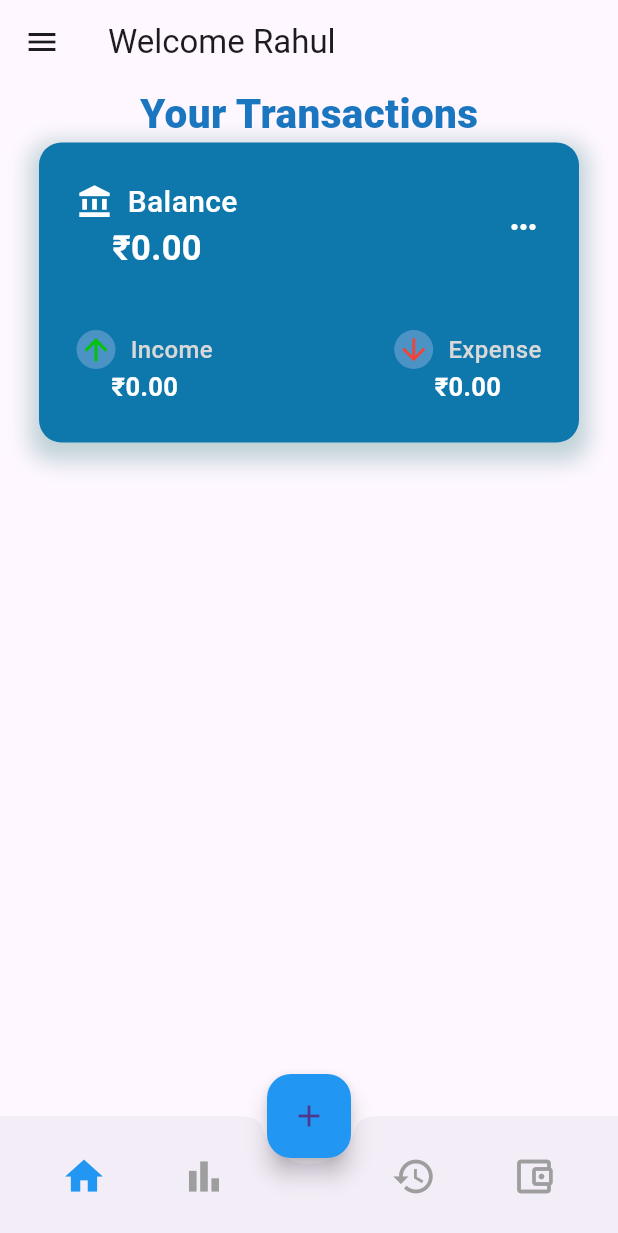
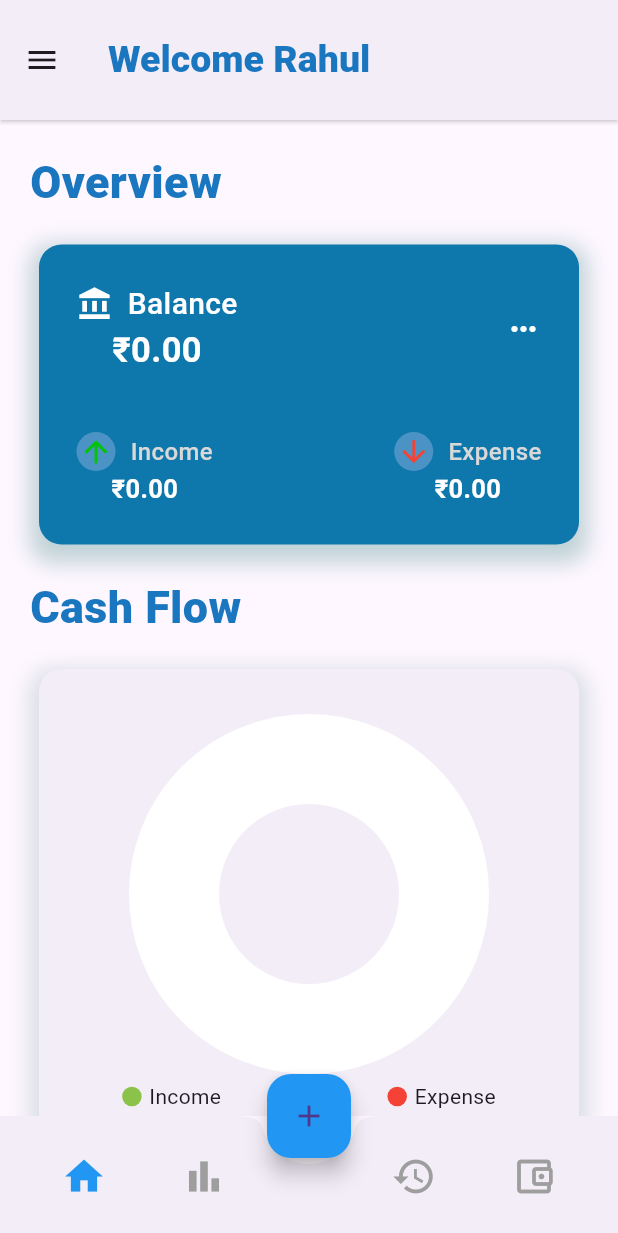
Before and after one commit to rahulpalanivel/Wealthify, a Flutter app: the Main screen opened directly, on a phone screen of 412 x 824 dp. Shown: the top 1233 px of the screen. Run offline on Flutter 3.47's test engine with Material 3 defaults, Android fonts, the phone set to English and light mode, and no system bars; drawn by our look-alikes of fl_chart; our stand-ins replace file_picker, hive, percent_indicator; missing offline and left inert: excel; accounts and stored records are empty.

Commit message:
updated UI

```diff
--- a/lib/view/pages/home-screen.dart
+++ b/lib/view/pages/home-screen.dart
@@ -1,25 +1,58 @@
-import 'package:app/view/widgets/sidebar.dart';
+// ignore_for_file: file_names, prefer_const_constructors, prefer_const_literals_to_create_immutables
+
+import 'package:app/view/widgets/Flow.dart';
+import 'package:app/view/widgets/card.dart';
 import 'package:flutter/material.dart';
 
-class HomeScreen extends StatefulWidget {
-  const HomeScreen({super.key});
+class Home extends StatefulWidget {
+  const Home({super.key});
 
   @override
-  State<HomeScreen> createState() => _HomeScreenState();
+  State<Home> createState() => _HomeState();
 }
 
-class _HomeScreenState extends State<HomeScreen> {
-  int _selectedIndex = 0;
-
+class _HomeState extends State<Home> {
   @override
   Widget build(BuildContext context) {
-    return DefaultTabController(
-      length: 3,
-      initialIndex: _selectedIndex,
-      child: Scaffold(
-        drawer: Sidebar(),
-        appBar: AppBar(
-          title: const Text('Welcome Rahul'),
+    return Scaffold(
+      body: SafeArea(
+        child: SingleChildScrollView(
+          child: Column(
+            mainAxisAlignment: MainAxisAlignment.spaceEvenly,
+            children: [
+              Padding(
+                padding: const EdgeInsets.all(20.0),
+                child: Align(
+                  alignment: Alignment.topLeft,
+                  child: Text(
+                    "Overview",
+                    style: TextStyle(
+                      fontWeight: FontWeight.w800,
+                      fontSize: 30,
+                      color: const Color.fromARGB(255, 27, 118, 192),
+                    ),
+                  ),
+                ),
+              ),
+              Center(child: CCard()),
+              Padding(
+                padding: const EdgeInsets.all(20.0),
+                child: Align(
+                  alignment: Alignment.topLeft,
+                  child: Text(
+                    "Cash Flow",
+                    style: TextStyle(
+                      fontWeight: FontWeight.w800,
+                      fontSize: 30,
+                      color: const Color.fromARGB(255, 27, 118, 192),
+                    ),
+                  ),
+                ),
+              ),
+              Center(child: FLow()),
+              SizedBox(height: 30)
+            ],
+          ),
         ),
       ),
     );
--- a/lib/view/widgets/mainScreen.dart
+++ b/lib/view/pages/mainScreen.dart
@@ -1,29 +1,54 @@
+// ignore_for_file: non_constant_identifier_names
+
 import 'package:app/view/pages/Budget-tab.dart';
 import 'package:app/view/pages/Summary-tab.dart';
 import 'package:app/view/pages/Transactions-tab.dart';
-import 'package:app/view/pages/new-home-screen.dart';
+import 'package:app/view/pages/home-screen.dart';
 import 'package:app/view/widgets/addBox.dart';
 import 'package:app/view/widgets/sidebar.dart';
 import 'package:flutter/material.dart';
 
 class Main extends StatefulWidget {
-  const Main({Key? key}) : super(key: key);
+  const Main({super.key});
 
   @override
   State<Main> createState() => _MainState();
 }
 
 class _MainState extends State<Main> {
-  int index_color = 0;
-  List Screen = [Home(), SummaryTab(), TransactionTab(), BudgetTab()];
+  int index = 0;
+  List Screen = [
+    const Home(),
+    SummaryTab(),
+    const TransactionTab(),
+    const BudgetTab()
+  ];
+  List Titles = [
+    "Welcome Rahul",
+    "Transaction Overview",
+    "Transaction Records",
+    "Budgets"
+  ];
   @override
   Widget build(BuildContext context) {
     return Scaffold(
-      drawer: Sidebar(),
+      drawer: const Sidebar(),
       appBar: AppBar(
-        title: const Text('Welcome Rahul'),
+        backgroundColor: const Color.fromARGB(255, 243, 237, 247),
+        shadowColor: const Color.fromARGB(255, 243, 237, 247),
+        elevation: 1,
+        scrolledUnderElevation: 1,
+        surfaceTintColor: const Color.fromARGB(255, 243, 237, 247),
+        toolbarHeight: 80,
+        title: Text(
+          Titles[index],
+          style: const TextStyle(
+              fontSize: 25,
+              fontWeight: FontWeight.w800,
+              color: Color.fromARGB(255, 27, 118, 192)),
+        ),
       ),
-      body: Screen[index_color],
+      body: Screen[index],
       floatingActionButton: FloatingActionButton(
         onPressed: () {
           showDialog(
@@ -32,12 +57,12 @@ class _MainState extends State<Main> {
                 return Addbox();
               });
         },
-        child: Icon(Icons.add),
-        backgroundColor: Color.fromARGB(255, 33, 150, 243),
+        backgroundColor: const Color.fromARGB(255, 33, 150, 243),
+        child: const Icon(Icons.add),
       ),
       floatingActionButtonLocation: FloatingActionButtonLocation.centerDocked,
       bottomNavigationBar: BottomAppBar(
-        shape: CircularNotchedRectangle(),
+        shape: const CircularNotchedRectangle(),
         child: Padding(
           padding: const EdgeInsets.only(top: 7.5, bottom: 7.5),
           child: Row(
@@ -46,57 +71,57 @@ class _MainState extends State<Main> {
               GestureDetector(
                 onTap: () {
                   setState(() {
-                    index_color = 0;
+                    index = 0;
                   });
                 },
                 child: Icon(
                   Icons.home,
                   size: 30,
-                  color: index_color == 0
-                      ? Color.fromARGB(255, 33, 150, 243)
+                  color: index == 0
+                      ? const Color.fromARGB(255, 33, 150, 243)
                       : Colors.grey,
                 ),
               ),
               GestureDetector(
                 onTap: () {
                   setState(() {
-                    index_color = 1;
+                    index = 1;
                   });
                 },
                 child: Icon(
                   Icons.bar_chart_outlined,
                   size: 30,
-                  color: index_color == 1
-                      ? Color.fromARGB(255, 33, 150, 243)
+                  color: index == 1
+                      ? const Color.fromARGB(255, 33, 150, 243)
                       : Colors.grey,
                 ),
               ),
-              SizedBox(width: 10),
+              const SizedBox(width: 10),
               GestureDetector(
                 onTap: () {
                   setState(() {
-                    index_color = 2;
+                    index = 2;
                   });
                 },
                 child: Icon(
                   Icons.history_outlined,
                   size: 30,
-                  color: index_color == 2
-                      ? Color.fromARGB(255, 33, 150, 243)
+                  color: index == 2
+                      ? const Color.fromARGB(255, 33, 150, 243)
                       : Colors.grey,
                 ),
               ),
               GestureDetector(
                 onTap: () {
                   setState(() {
-                    index_color = 3;
+                    index = 3;
                   });
                 },
                 child: Icon(
                   Icons.account_balance_wallet_outlined,
                   size: 30,
-                  color: index_color == 3
-                      ? Color.fromARGB(255, 33, 150, 243)
+                  color: index == 3
+                      ? const Color.fromARGB(255, 33, 150, 243)
                       : Colors.grey,
                 ),
               ),
--- a/lib/view/pages/new-home-screen.dart
+++ /dev/null
@@ -1,39 +0,0 @@
-// ignore_for_file: file_names, prefer_const_constructors, prefer_const_literals_to_create_immutables
-
-import 'package:app/view/widgets/card.dart';
-import 'package:flutter/material.dart';
-
-class Home extends StatefulWidget {
-  const Home({super.key});
-
-  @override
-  State<Home> createState() => _HomeState();
-}
-
-class _HomeState extends State<Home> {
-  @override
-  Widget build(BuildContext context) {
-    return Scaffold(
-      body: SafeArea(
-        child: SingleChildScrollView(
-          child: Center(
-            child: Column(
-              mainAxisAlignment: MainAxisAlignment.spaceEvenly,
-              children: [
-                Text(
-                  "Your Transactions",
-                  style: TextStyle(
-                    fontWeight: FontWeight.w800,
-                    fontSize: 27,
-                    color: const Color.fromARGB(255, 27, 118, 192),
-                  ),
-                ),
-                CCard()
-              ],
-            ),
-          ),
-        ),
-      ),
-    );
-  }
-}
--- a/lib/view/pages/start-screen.dart
+++ b/lib/view/pages/start-screen.dart
@@ -1,4 +1,4 @@
-import 'package:app/view/widgets/mainScreen.dart';
+import 'package:app/view/pages/mainScreen.dart';
 import 'package:flutter/material.dart';
 
 class StartScreen extends StatelessWidget {
--- a/lib/view/provider/summaryProvider.dart
+++ b/lib/view/provider/summaryProvider.dart
@@ -28,6 +28,7 @@ class summaryProvider extends ChangeNotifier {
 
   List<Finance> transactionRecords = dbrepository.getRecords();
   List<Budget> budgetRecords = dbrepository.getBudgets();
+  List<String> yearList = repository.getYearList(dbrepository.getRecords());
 
   void defaultValues(int month, int year) {
     List<Finance> records = [];
@@ -73,6 +74,8 @@ class summaryProvider extends ChangeNotifier {
     Others = repository.getAmountByCategory(records, "Others");
 
     transactionRecords = records;
+
+    yearList = repository.getYearList(dbrepository.getRecords());
   }
 
   void updateValues(int month, int year) {
@@ -82,6 +85,7 @@ class summaryProvider extends ChangeNotifier {
 
   void updateRecords() {
     transactionRecords = dbrepository.getRecords();
+    yearList = repository.getYearList(dbrepository.getRecords());
     notifyListeners();
   }
 
--- /dev/null
+++ b/lib/view/widgets/Flow.dart
@@ -0,0 +1,129 @@
+import 'package:app/view/provider/summaryProvider.dart';
+import 'package:fl_chart/fl_chart.dart';
+import 'package:flutter/material.dart';
+import 'package:provider/provider.dart';
+
+class FLow extends StatelessWidget {
+  const FLow({super.key});
+
+  @override
+  Widget build(BuildContext context) {
+    return Consumer<summaryProvider>(builder: (context, provider, child) {
+      provider.defaultValues(0, 0);
+      double incoming = provider.incoming.roundToDouble();
+      double outgoing = provider.outgoing.roundToDouble() * -1;
+      return Container(
+        height: 320,
+        width: 360,
+        decoration: BoxDecoration(
+          boxShadow: const [
+            BoxShadow(
+              color: Color.fromRGBO(124, 161, 159, 0.294),
+              offset: Offset(0, 6),
+              blurRadius: 12,
+              spreadRadius: 6,
+            ),
+          ],
+          color: const Color.fromARGB(255, 243, 237, 247),
+          borderRadius: BorderRadius.circular(15),
+        ),
+        child: Center(
+          child: Column(
+            mainAxisAlignment: MainAxisAlignment.center,
+            children: [
+              SizedBox(
+                height: 250,
+                child: PieChart(
+                  checkVal(incoming, outgoing)
+                      ? PieChartData(
+                          sections: [
+                              PieChartSectionData(
+                                  value:
+                                      ((incoming / (incoming + outgoing)) * 100)
+                                          .roundToDouble(),
+                                  color: Colors.lightGreen,
+                                  radius: 70,
+                                  title:
+                                      "${((incoming / (incoming + outgoing)) * 100).roundToDouble()}"
+                                      "%",
+                                  titleStyle: const TextStyle(
+                                      color: Colors.white,
+                                      fontSize: 20,
+                                      fontWeight: FontWeight.w600)),
+                              PieChartSectionData(
+                                  value:
+                                      ((outgoing / (incoming + outgoing)) * 100)
+                                          .roundToDouble(),
+                                  //color: const Color.fromARGB(255, 235, 40, 26),
+                                  color: Colors.red,
+                                  radius: 70,
+                                  title:
+                                      "${((outgoing / (incoming + outgoing)) * 100).roundToDouble()}"
+                                      "%",
+                                  titleStyle: const TextStyle(
+                                      color: Colors.white,
+                                      fontSize: 20,
+                                      fontWeight: FontWeight.w600)),
+                            ],
+                          sectionsSpace: 0,
+                          centerSpaceRadius: 40,
+                          startDegreeOffset: 90)
+                      : PieChartData(sections: [
+                          PieChartSectionData(
+                            value: 100,
+                            color: Colors.white,
+                            showTitle: false,
+                            radius: 60,
+                          )
+                        ], sectionsSpace: 0, centerSpaceRadius: 60),
+                ),
+              ),
+              Center(
+                child: Row(
+                  mainAxisAlignment: MainAxisAlignment.spaceAround,
+                  children: [
+                    Row(
+                      children: [
+                        Container(
+                          height: 13,
+                          width: 13,
+                          decoration: BoxDecoration(
+                            borderRadius: BorderRadius.circular(15),
+                            color: Colors.lightGreen,
+                          ),
+                        ),
+                        const SizedBox(width: 5),
+                        const Text("Income"),
+                      ],
+                    ),
+                    Row(
+                      children: [
+                        Container(
+                          height: 13,
+                          width: 13,
+                          decoration: BoxDecoration(
+                            borderRadius: BorderRadius.circular(15),
+                            color: Colors.red,
+                          ),
+                        ),
+                        const SizedBox(width: 5),
+                        const Text("Expense"),
+                      ],
+                    )
+                  ],
+                ),
+              )
+            ],
+          ),
+        ),
+      );
+    });
+  }
+
+  bool checkVal(double a, double b) {
+    if (a == 0 && b == 0) {
+      return false;
+    }
+    return true;
+  }
+}
```
Also changed, not shown: lib/data/model/UserData.dart (added, +22 -0 lines), lib/view/pages/Summary-tab.dart (+36 -38 lines), lib/view/widgets/sidebar.dart (+16 -6 lines), lib/assets/icon/Wealthify.png, lib/assets/icon/Wealthifyy.png (added), lib/data/model/UserData.g.dart (added), 26 other files.
